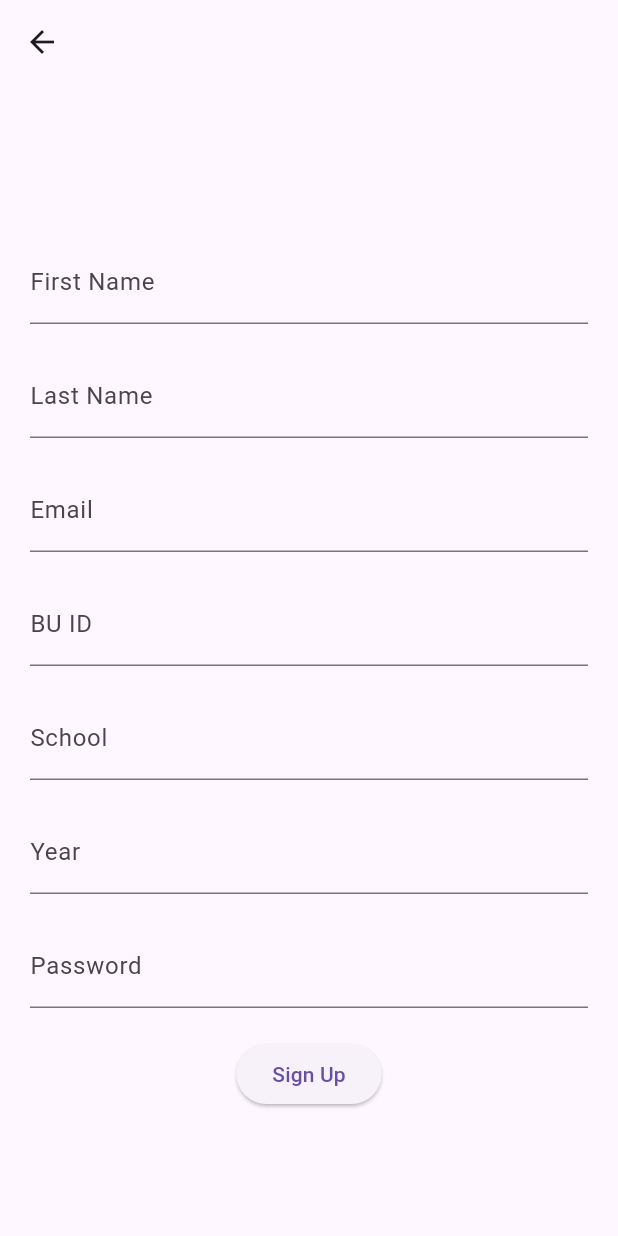
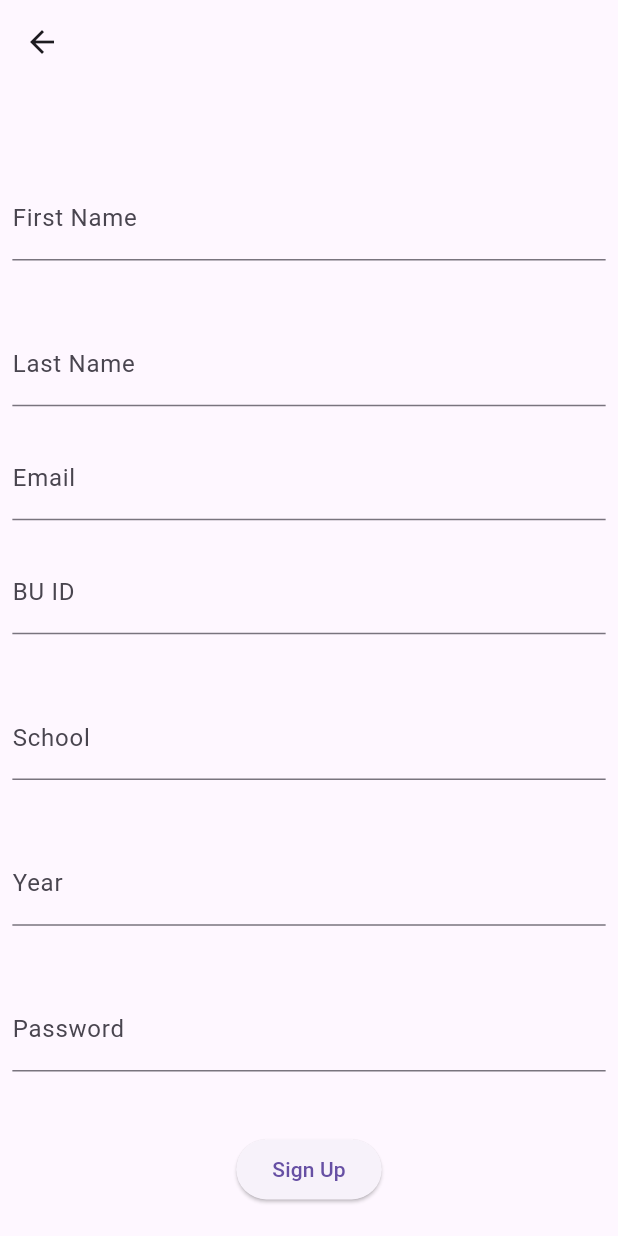
Before and after one commit to BU-Spark/se-bu-passport-arts, a Flutter app: the SignUpPage screen opened by its route, on a phone screen of 412 x 824 dp. Run offline on Flutter 3.47's test engine with Material 3 defaults, Android fonts, the phone set to English and light mode, and no system bars; our stand-ins replace cloud_firestore, firebase_auth, firebase_core, table_calendar; accounts and stored records are empty; network calls fail.

Commit message:
fixed changes from PR

```diff
--- a/bu_passport/lib/components/EventWidget.dart
+++ b/bu_passport/lib/components/event_widget.dart
@@ -54,11 +54,6 @@ class _EventWidgetState extends State<EventWidget> {
                     '${widget.event.eventLocation}',
                     style: TextStyle(fontSize: 16.0, color: Colors.white),
                   ),
-                  // SizedBox(height: 8.0),
-                  // Text(
-                  //   'Date: ${widget.event.eventTime.toString()}',
-                  //   style: TextStyle(fontSize: 16.0, color: Colors.white),
-                  // ),
                 ],
               ),
             ),
--- a/bu_passport/lib/pages/calendar_page.dart
+++ b/bu_passport/lib/pages/calendar_page.dart
@@ -23,6 +23,10 @@ class _CalendarPageState extends State<CalendarPage> {
 
   @override
   Widget build(BuildContext context) {
+    double screenWidth = MediaQuery.of(context).size.width;
+    double screenHeight = MediaQuery.of(context).size.height;
+
+    double sizedBoxHeight = (MediaQuery.of(context).size.height * 0.05);
     return Scaffold(
       appBar: AppBar(
         title: Text('Calendar'),
@@ -50,7 +54,7 @@ class _CalendarPageState extends State<CalendarPage> {
               });
             },
           ),
-          SizedBox(height: 20),
+          SizedBox(height: sizedBoxHeight),
           Text(
             'Selected Day: $_selectedDay',
             style: TextStyle(fontSize: 20),
--- a/bu_passport/lib/pages/signup_page.dart
+++ b/bu_passport/lib/pages/signup_page.dart
@@ -18,79 +18,67 @@ class _SignUpPageState extends State<SignUpPage> {
   TextEditingController _userSchool = TextEditingController();
   TextEditingController _userYear = TextEditingController();
 
-  // Subject to change schools and years
-
-  final List<String> schools = <String>[
-    'CAS',
-    'COM',
-    'CFA',
-    'CEIT',
-    'COS',
-    'COE',
-    'COB',
-    'CBA',
-    'CON',
-    'CIT',
-    'COT',
-    'COP'
-  ];
-  final List<String> years = <String>['1', '2', '3', '4', '5'];
-
   final db = FirebaseFirestore.instance;
 
   @override
   Widget build(BuildContext context) {
+    double screenWidth = MediaQuery.of(context).size.width;
+    double screenHeight = MediaQuery.of(context).size.height;
+
+    double sizedBoxHeight = (MediaQuery.of(context).size.height * 0.05);
+    double edgeInsets = (MediaQuery.of(context).size.width * 0.02);
+
     return Scaffold(
       appBar: AppBar(),
       body: Center(
         child: Padding(
-          padding: const EdgeInsets.all(20.0),
+          padding: EdgeInsets.all(edgeInsets),
           child: Column(
             mainAxisAlignment: MainAxisAlignment.center,
             children: [
-              const SizedBox(height: 20),
+              SizedBox(height: sizedBoxHeight),
               TextField(
                 controller: _firstNameController, // Controller for first name
                 decoration: const InputDecoration(
                   labelText: 'First Name',
                 ),
               ),
-              const SizedBox(height: 20),
+              SizedBox(height: sizedBoxHeight),
               TextField(
                 controller: _lastNameController, // Controller for last name
                 decoration: const InputDecoration(
                   labelText: 'Last Name',
                 ),
               ),
-              const SizedBox(height: 20),
+              SizedBox(height: 20),
               TextField(
                 controller: _emailController,
                 decoration: const InputDecoration(
                   labelText: 'Email',
                 ),
               ),
-              const SizedBox(height: 20),
+              SizedBox(height: 20),
               TextField(
                 controller: _buIDController,
                 decoration: const InputDecoration(
                   labelText: 'BU ID',
                 ),
               ),
-              const SizedBox(height: 20),
+              SizedBox(height: sizedBoxHeight),
               TextField(
                 controller: _userSchool,
                 decoration: const InputDecoration(
                   labelText: 'School',
                 ),
               ),
-              const SizedBox(height: 20),
+              SizedBox(height: sizedBoxHeight),
               TextField(
                 controller: _userYear,
                 decoration: const InputDecoration(
                   labelText: 'Year',
                 ),
               ),
-              const SizedBox(height: 20),
+              SizedBox(height: sizedBoxHeight),
               TextField(
                 controller: _passwordController,
                 decoration: const InputDecoration(
@@ -98,7 +86,7 @@ class _SignUpPageState extends State<SignUpPage> {
                 ),
                 obscureText: true,
               ),
-              const SizedBox(height: 20),
+              SizedBox(height: sizedBoxHeight),
               ElevatedButton(
                 onPressed: () async {
                   String email = _emailController.text;
```
Also changed, not shown: bu_passport/lib/pages/event_page.dart (+10 -4 lines), bu_passport/lib/pages/explore_page.dart (+13 -53 lines), bu_passport/lib/pages/login_page.dart (+10 -7 lines), bu_passport/lib/services/firebase_service.dart (added, +40 -0 lines).
